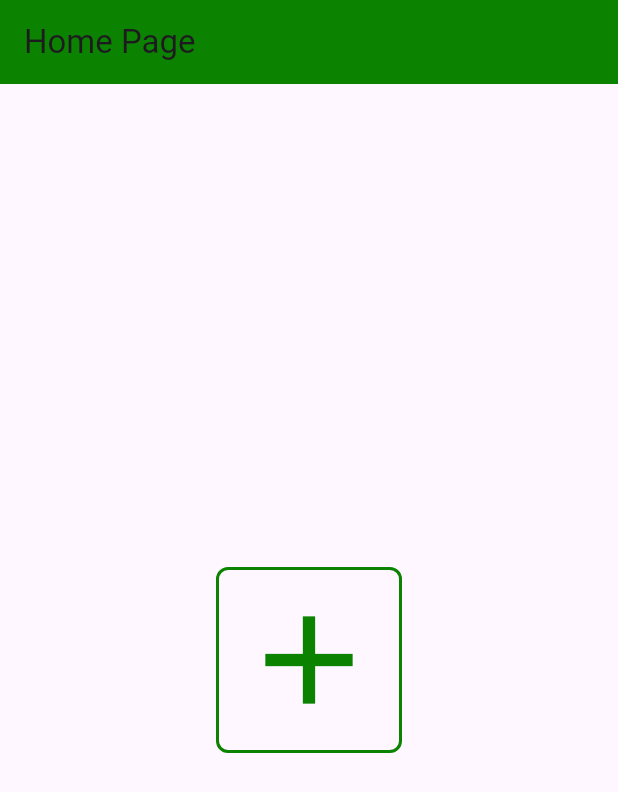
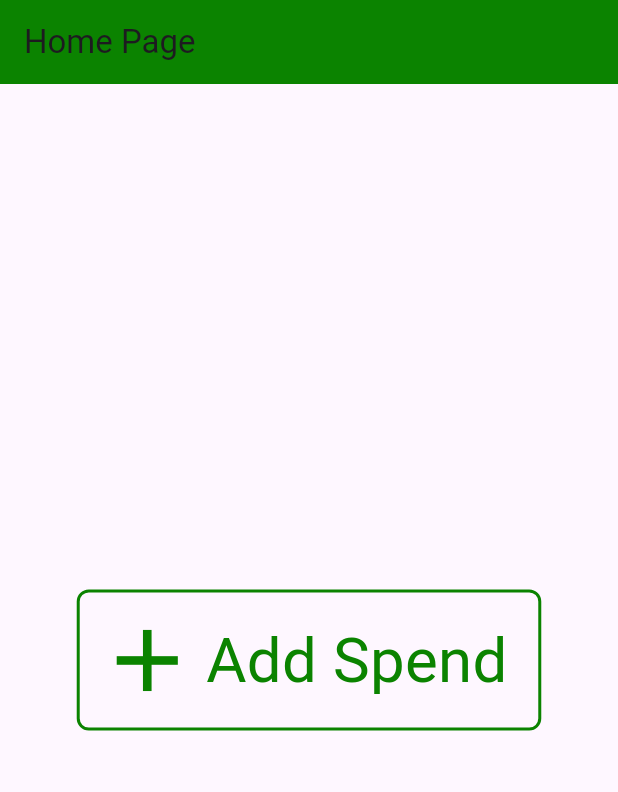
Before and after one commit to alexofceaser85/Spend-Tracker, a Flutter app: the screen it shows after launch, on a phone screen of 412 x 824 dp. Shown: the top 792 px of the screen. Run offline on Flutter 3.47's test engine with Material 3 defaults, Android fonts, the light colour scheme and no system bars; network calls fail.

Commit message:
Add spend form
- Adds spend form

```diff
--- a/client/lib/main.dart
+++ b/client/lib/main.dart
@@ -1,8 +1,6 @@
 import 'dart:io';
-
 import 'package:flutter/material.dart';
-import 'package:spend_tracker/model/weather.dart';
-import 'package:spend_tracker/service/api_services.dart';
+import 'package:spend_tracker/view/pages/home.dart';
 
 class MyHttpOverrides extends HttpOverrides {
   @override
@@ -29,98 +27,7 @@ class MyApp extends StatelessWidget {
         colorScheme: ColorScheme.fromSeed(seedColor: Colors.deepPurple),
         useMaterial3: true,
       ),
-      home: const MyHomePage(title: 'Home Page'),
+      home: const HomePage(title: 'Home Page'),
     );
   }
 }
-
-class MyHomePage extends StatefulWidget {
-  const MyHomePage({super.key, required this.title});
-
-  // This widget is the home page of your application. It is stateful, meaning
-  // that it has a State object (defined below) that contains fields that affect
-  // how it looks.
-
-  // This class is the configuration for the state. It holds the values (in this
-  // case the title) provided by the parent (in this case the App widget) and
-  // used by the build method of the State. Fields in a Widget subclass are
-  // always marked "final".
-
-  final String title;
-
-  @override
-  State<MyHomePage> createState() => _MyHomePageState();
-}
-
-class _MyHomePageState extends State<MyHomePage> {
-  List<Weather> weather = List.empty(growable: true);
-  bool loading = false;
-  String? error;
-
-  Future<void> _getWeather() async {
-    setState(() {
-      loading = true;
-      error = null;
-    });
-
-    try {
-      final services = ApiServices();
-      final receivedWeather = await services.getWeather(context);
-      setState(() {
-        weather = receivedWeather;
-        loading = false;
-      });
-    } catch (e) {
-      setState(() {
-        error = 'Error: $e';
-        loading = false;
-      });
-    }
-  }
-
-  @override
-  void initState() {
-    super.initState();
-    _getWeather();
-  }
-
-  @override
-  Widget build(BuildContext context) {
-    double screenWidth = MediaQuery.of(context).size.width;
-
-    return Scaffold(
-      appBar: AppBar(
-        backgroundColor: Color.fromARGB(255, 11, 131, 0),
-        title: Text(widget.title),
-      ),
-      body: Center(
-        child: Material(
-          color: Colors.transparent,
-          shape: RoundedRectangleBorder(
-            borderRadius: BorderRadius.circular(8),
-            side: BorderSide(
-              color: Color.fromARGB(255, 11, 131, 0),
-              width: 2,
-            ),
-          ),
-          child: InkWell(
-            borderRadius: BorderRadius.circular(8),
-            onTap: () {
-              print('Icon button pressed!');
-            },
-            hoverColor: Color.fromARGB(50, 11, 131, 0),
-            splashColor: Color.fromARGB(100, 11, 131, 0),
-            child: Padding(
-              padding: EdgeInsets.all(12.0),
-              child: Icon(
-                Icons.add,
-                size: screenWidth * .1 < 100 ? 100 : screenWidth * .1,
-                color: Color.fromARGB(255, 11, 131, 0),
-              ),
-            ),
-          ),
-        ),
-      ),
-    );
-  }
-}
--- /dev/null
+++ b/client/lib/view/components/buttons/add_spend_button.dart
@@ -0,0 +1,72 @@
+import 'package:flutter/material.dart';
+
+class AddButton extends StatelessWidget {
+  final VoidCallback onTap;
+  final Color borderColor;
+  final Color iconColor;
+  final Color hoverColor;
+  final Color splashColor;
+
+  const AddButton({
+    super.key,
+    required this.onTap,
+    this.borderColor = const Color.fromARGB(255, 11, 131, 0),
+    this.iconColor = const Color.fromARGB(255, 11, 131, 0),
+    this.hoverColor = const Color.fromARGB(50, 11, 131, 0),
+    this.splashColor = const Color.fromARGB(100, 11, 131, 0),
+  });
+
+  @override
+  Widget build(BuildContext context) {
+    double screenWidth = MediaQuery.of(context).size.width;
+    double iconSize = screenWidth < 600 ? screenWidth * 0.17 : 100;
+    double fontSize = screenWidth < 600 ? screenWidth * 0.10 : 60;
+    double gapSize = screenWidth  < 600 ? screenWidth * 0.01 : 8;
+
+    return Material(
+      color: Colors.transparent,
+      shape: RoundedRectangleBorder(
+        borderRadius: BorderRadius.circular(8),
+        side: BorderSide(
+          color: borderColor,
+          width: 2,
+        ),
+      ),
+      child: InkWell(
+        borderRadius: BorderRadius.circular(8),
+        onTap: onTap,
+        hoverColor: hoverColor,
+        splashColor: splashColor,
+        child: ConstrainedBox(
+          constraints: const BoxConstraints(
+            maxWidth: 600,
+            maxHeight: 140,
+          ),
+          child: Padding(
+            padding: const EdgeInsets.all(12.0),
+            child: Row(
+              mainAxisAlignment: MainAxisAlignment.center,
+              crossAxisAlignment: CrossAxisAlignment.center,
+              mainAxisSize: MainAxisSize.min,
+              children: [
+                Icon(
+                  Icons.add,
+                  size: iconSize,
+                  color: iconColor,
+                ),
+                SizedBox(width: gapSize),
+                Text(
+                  'Add Spend ',
+                  style: TextStyle(
+                    fontSize: fontSize,
+                    color: iconColor,
+                  ),
+                ),
+              ],
+            ),
+          ),
+        ),
+      ),
+    );
+  }
+}
--- /dev/null
+++ b/client/lib/view/components/containers/animated_slide_out_container.dart
@@ -0,0 +1,79 @@
+import 'package:flutter/material.dart';
+
+class AnimatedSlideOutContainer extends StatelessWidget {
+  final bool isVisible;
+  final String title;
+  final VoidCallback onExit;
+  final Animation<double> animation;
+  final Widget content;
+
+  const AnimatedSlideOutContainer({
+    super.key,
+    required this.isVisible,
+    required this.title,
+    required this.onExit,
+    required this.animation,
+    required this.content,
+  });
+
+  @override
+  Widget build(BuildContext context) {
+    double screenWidth = MediaQuery.of(context).size.width;
+
+    return AnimatedPositioned(
+        duration: const Duration(milliseconds: 300),
+        curve: Curves.easeInOut,
+        right: isVisible ? 0 : -300,
+        top: 0,
+        bottom: 0,
+        width: screenWidth > 500 ? 500 : screenWidth,
+        child: AnimatedOpacity(
+            opacity: isVisible ? 1.0 : 0.0,
+            duration: const Duration(milliseconds: 300),
+            child: SlideTransition(
+              position: Tween<Offset>(
+                begin: const Offset(1.0, 0.0),
+                end: Offset.zero,
+              ).animate(animation),
+              child: Container(
+                width: 300,
+                decoration: BoxDecoration(
+                  color: Colors.white,
+                  boxShadow: [
+                    BoxShadow(
+                      color: Colors.black.withValues(alpha: 0.0),
+                      blurRadius: 5,
+                      offset: const Offset(-2, 0),
+                    ),
+                  ],
+                ),
+                padding: const EdgeInsets.all(16.0),
+                child: Column(
+                  crossAxisAlignment: CrossAxisAlignment.start,
+                  mainAxisSize: MainAxisSize.min,
+                  children: [
+                    Row(
+                      mainAxisAlignment: MainAxisAlignment.spaceBetween,
+                      children: [
+                        IconButton(
+                          icon: const Icon(Icons.close, size: 24),
+                          onPressed: onExit,
+                          padding: EdgeInsets.zero,
+                          constraints: const BoxConstraints(),
+                        ),
+                        Text(
+                          title,
+                          style: const TextStyle(
+                              fontSize: 20, fontWeight: FontWeight.bold),
+                        ),
+                        const SizedBox(
+                            width: 24),
+                      ],
+                    ),
+                    content,
+                  ],
+                ),
+              ),
+            )));
+  }
+}
--- /dev/null
+++ b/client/lib/view/pages/home.dart
@@ -0,0 +1,89 @@
+import 'package:flutter/material.dart';
+import 'package:spend_tracker/model/weather.dart';
+import 'package:spend_tracker/service/api_services.dart';
+import 'package:spend_tracker/view/components/buttons/add_spend_button.dart';
+import 'package:spend_tracker/view/components/containers/animated_slide_out_container.dart';
+import 'package:spend_tracker/view/components/forms/new_spend_form.dart';
+
+class HomePage extends StatefulWidget {
+  const HomePage({super.key, required this.title});
+
+  final String title;
+
+  @override
+  State<HomePage> createState() => HomePageState();
+}
+
+class HomePageState extends State<HomePage> with SingleTickerProviderStateMixin {
+  List<Weather> weather = List.empty(growable: true);
+  bool loading = false;
+  bool addSpendFormVisible = false;
+  String? error;
+
+  late Animation<double> animation;
+  late AnimationController animationController;
+
+  Future<void> _getWeather() async {
+    setState(() {
+      loading = true;
+      error = null;
+    });
+
+    try {
+      final services = ApiServices();
+      final receivedWeather = await services.getWeather(context);
+      setState(() {
+        weather = receivedWeather;
+        loading = false;
+      });
+    } catch (e) {
+      setState(() {
+        error = 'Error: $e';
+        loading = false;
+      });
+    }
+  }
+
+  @override
+  void initState() {
+    super.initState();
+    _getWeather();
+    animationController = AnimationController(vsync: this, duration: const Duration(milliseconds: 300));
+    animation = CurvedAnimation(parent: animationController, curve: Curves.easeInOut);
+  }
+
+  @override
+  void dispose() {
+    animationController.dispose();
+    super.dispose();
+  }
+
+  void toggleAddSpendForm() {
+    setState(() {
+      addSpendFormVisible = !addSpendFormVisible;
+      if (addSpendFormVisible) {
+        animationController.forward();
+      } else {
+        animationController.reverse();
+      }
+    });
+  }
+
+  @override
+  Widget build(BuildContext context) {
+    return Scaffold(
+      appBar: AppBar(
+        backgroundColor: const Color.fromARGB(255, 11, 131, 0),
+        title: Text(widget.title),
+      ),
+      body: Stack(
+        children: [
+          Center(
+           child: AddButton(onTap: () { toggleAddSpendForm(); })
+          ),
+          AnimatedSlideOutContainer(title: "Add Spending", isVisible: addSpendFormVisible, onExit: toggleAddSpendForm, animation: animation, content: const NewSpendForm())
+        ]
+      ),
+    );
+  }
+}
--- a/client/lib/viewmodel/weather_screen_state.dart
+++ b/client/lib/viewmodel/weather_screen_state.dart
@@ -31,7 +31,7 @@ class WeatherScreenState extends State<WeatherScreen> {
   @override
   Widget build(BuildContext context) {
     return Scaffold(
-      appBar: AppBar(title: const Text('Weather App')),
+      appBar: AppBar(title: const Text('Spend Tracker')),
       body: Center(
         child: Column(
           mainAxisAlignment: MainAxisAlignment.center,
--- a/client/pubspec.yaml
+++ b/client/pubspec.yaml
@@ -37,6 +37,7 @@ dependencies:
   cupertino_icons: ^1.0.6
   http: ^1.3.0
   path: ^1.8.3
+  intl: ^0.20.2
 
 dev_dependencies:
   flutter_test:
```
Also changed, not shown: client/lib/view/components/forms/new_spend_form.dart (added, +176 -0 lines), client/pubspec.lock.
